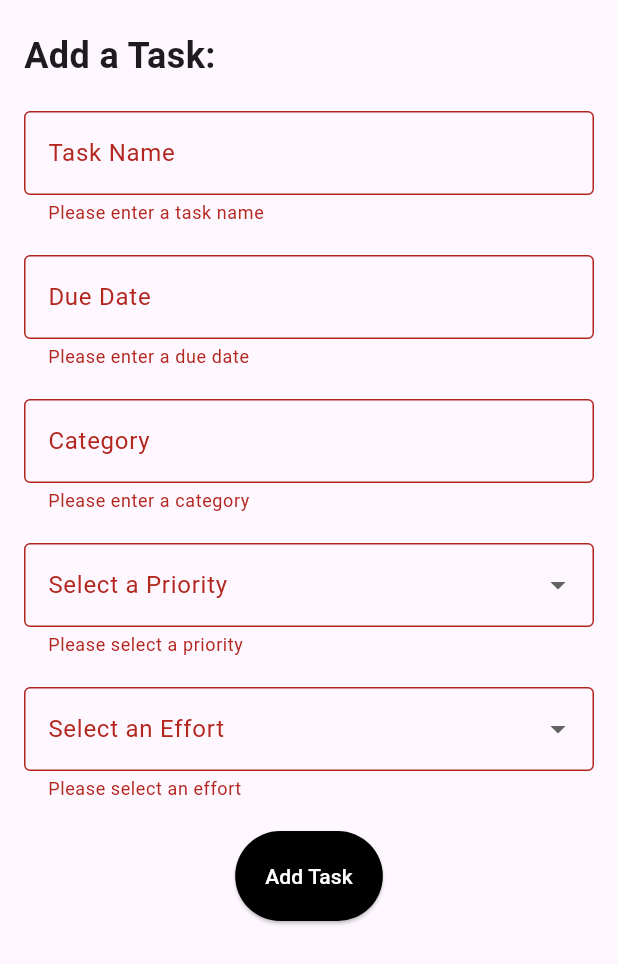
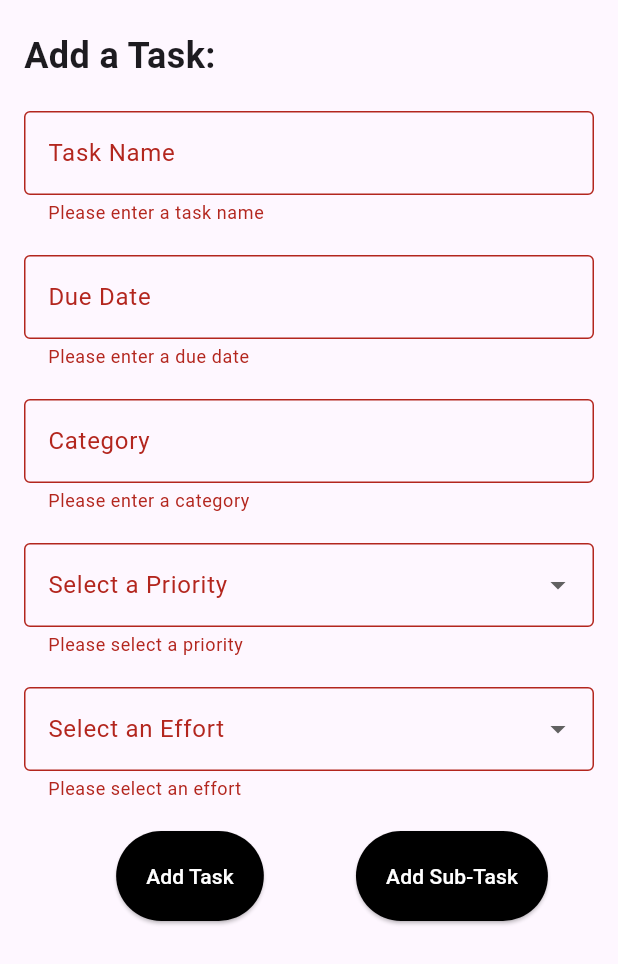
Before and after one commit to glulu4/Snap_App, a Flutter app: the TaskInputWidget widget shown alone on an empty page, opened directly, after a tap on "Add Task", on a phone screen of 412 x 824 dp. Shown: the top 964 px of the screen. Run offline on Flutter 3.47's test engine with Material 3 defaults, Android fonts, the phone set to English and light mode, and no system bars; our stand-ins replace shared_preferences, table_calendar; accounts and stored records are empty.

Commit message:
added subtask feature

```diff
--- a/app/lib/models/task.dart
+++ b/app/lib/models/task.dart
@@ -5,7 +5,7 @@ class Task {
   String category;
   bool isCompleted;
   int priority;
-  // Task? subtask;
+  List<Task> subtasks; // Changed to a list
   int effort;
 
   Task({
@@ -15,9 +15,9 @@ class Task {
     required this.category,
     required this.isCompleted,
     required this.priority,
-    // this.subtask,
+    List<Task>? subtasks, // Optional parameter
     required this.effort,
-  });
+  }) : subtasks = subtasks ?? []; // Initialize if null
 
   Map<String, dynamic> toJson() => {
         'id': id,
@@ -26,11 +26,22 @@ class Task {
         'dueDate': dueDate.toIso8601String(),
         'isCompleted': isCompleted,
         'priority': priority,
-        // 'subtask': subtask?.toJson(),
+        'subtasks': subtasks
+            .map((subtask) => subtask.toJson())
+            .toList(), // Serialize each subtask
         'effort': effort,
       };
 
   factory Task.fromJson(Map<String, dynamic> json) {
+    // Extract 'subtasks' as a List<dynamic> if it's not null, else use an empty list
+    var subtasksFromJson = json['subtasks'] as List<dynamic>? ?? [];
+
+    // Convert each element in the list from dynamic to Task
+    var subtasks = subtasksFromJson.map((subtaskJson) {
+      // Ensure each element is a Map<String, dynamic> before calling Task.fromJson
+      return Task.fromJson(subtaskJson as Map<String, dynamic>);
+    }).toList();
+
     return Task(
       id: json["id"],
       title: json["title"],
@@ -38,7 +49,7 @@ class Task {
       category: json["category"],
       isCompleted: json["isCompleted"],
       priority: json["priority"],
-      // subtask: json["subtask"] != null ? Task.fromJson(json['subtask']) : null,
+      subtasks: subtasks, // Now correctly typed as List<Task>
       effort: json["effort"],
     );
   }
@@ -51,7 +62,7 @@ class Task {
     String? category,
     bool? isCompleted,
     int? priority,
-    // Task? subtask,
+    List<Task>? subtasks,
     int? effort,
   }) {
     return Task(
@@ -61,8 +72,78 @@ class Task {
       category: category ?? this.category,
       isCompleted: isCompleted ?? this.isCompleted,
       priority: priority ?? this.priority,
-      // subtask: subtask ?? this.subtask,
+      subtasks: subtasks ?? this.subtasks,
       effort: effort ?? this.effort,
     );
   }
 }
+
+
+// class Task {
+//   final int id;
+//   String title;
+//   DateTime dueDate;
+//   String category;
+//   bool isCompleted;
+//   int priority;
+//   Task? subtask;
+//   int effort;
+
+//   Task({
+//     required this.id,
+//     required this.title,
+//     required this.dueDate,
+//     required this.category,
+//     required this.isCompleted,
+//     required this.priority,
+//     this.subtask,
+//     required this.effort,
+//   });
+
+//   Map<String, dynamic> toJson() => {
+//         'id': id,
+//         'title': title,
+//         'category': category,
+//         'dueDate': dueDate.toIso8601String(),
+//         'isCompleted': isCompleted,
+//         'priority': priority,
+//         'subtask': subtask?.toJson(),
+//         'effort': effort,
+//       };
+
+//   factory Task.fromJson(Map<String, dynamic> json) {
+//     return Task(
+//       id: json["id"],
+//       title: json["title"],
+//       dueDate: DateTime.parse(json['dueDate']),
+//       category: json["category"],
+//       isCompleted: json["isCompleted"],
+//       priority: json["priority"],
+//       subtask: json["subtask"] != null ? Task.fromJson(json['subtask']) : null,
+//       effort: json["effort"],
+//     );
+//   }
+
+//   // copyWith method for editTask function
+//   Task copyWith({
+//     int? id,
+//     String? title,
+//     DateTime? dueDate,
+//     String? category,
+//     bool? isCompleted,
+//     int? priority,
+//     Task? subtask,
+//     int? effort,
+//   }) {
+//     return Task(
+//       id: id ?? this.id,
+//       title: title ?? this.title,
+//       dueDate: dueDate ?? this.dueDate,
+//       category: category ?? this.category,
+//       isCompleted: isCompleted ?? this.isCompleted,
+//       priority: priority ?? this.priority,
+//       subtask: subtask ?? this.subtask,
+//       effort: effort ?? this.effort,
+//     );
+//   }
+// }
--- a/app/lib/view_models/task_view_model.dart
+++ b/app/lib/view_models/task_view_model.dart
@@ -1,7 +1,6 @@
 import 'package:app/models/task.dart';
 
 class TaskViewModel {
-
   final Task task;
 
   TaskViewModel({required this.task});
@@ -22,16 +21,21 @@ class TaskViewModel {
     return this.task.isCompleted;
   }
 
-  void set isCompleted(bool) {
-   task.isCompleted = bool;
+  void set isCompleted(bool value) {
+    task.isCompleted = value;
   }
 
   int get priority {
     return this.task.priority;
   }
 
-  // Task? get subtask {
-  //   return this.task.subtask;
+  List<Task> get subtasks {
+    return this.task.subtasks;
+  }
+
+  // Optional: Add a setter for subtask if you want to modify it
+  // void set subtask(Task? newSubtask) {
+  //   task.subtask = newSubtask;
   // }
 
   int get effort {
@@ -41,5 +45,4 @@ class TaskViewModel {
   int get id {
     return this.task.id;
   }
-
 }
--- a/app/lib/widgets/task_input_widget.dart
+++ b/app/lib/widgets/task_input_widget.dart
@@ -1,10 +1,9 @@
+import 'package:flutter/material.dart';
+import 'package:provider/provider.dart';
 import 'package:app/models/task.dart';
 import 'package:app/task_utils.dart';
 import 'package:app/view_models/task_view_model.dart';
 import 'package:app/view_models/tasklist_view_model.dart';
-import 'package:flutter/material.dart';
-import 'package:provider/provider.dart';
-
 
 class TaskInputWidget extends StatefulWidget {
   @override
@@ -12,159 +11,141 @@ class TaskInputWidget extends StatefulWidget {
 }
 
 class _TaskInputWidgetState extends State<TaskInputWidget> {
-
-  // variables & controllers
-  int? priority;
-  int? effort;
-  final List<int> options = [1, 2, 3];
   final _formKey = GlobalKey<FormState>();
   final titleController = TextEditingController();
   final dueDateController = TextEditingController();
   final categoryController = TextEditingController();
+  int? priority;
+  int? effort;
+  final List<int> options = [1, 2, 3];
+
+  final subtaskTitleController = TextEditingController();
+  final subtaskDueDateController = TextEditingController();
+  bool isAddingSubtask = false;
+  List<Task> subtasks = [];
 
   @override
   void dispose() {
     titleController.dispose();
     dueDateController.dispose();
     categoryController.dispose();
+    subtaskTitleController.dispose();
+    subtaskDueDateController.dispose();
     super.dispose();
   }
 
-  // create task
+  void _addSubtask() {
+    if (_formKey.currentState!.validate()) {
+      final subtask = Task(
+        id: DateTime.now().millisecondsSinceEpoch,
+        title: subtaskTitleController.text,
+        dueDate: DateTime.parse(subtaskDueDateController.text),
+        category: categoryController.text,
+        priority: priority ?? 1,
+        effort: effort ?? 1,
+        isCompleted: false,
+      );
+
+      setState(() {
+        subtasks.add(subtask);
+        subtaskTitleController.clear();
+        subtaskDueDateController.clear();
+      });
+    }
+  }
+
   void _submitForm() {
     if (_formKey.currentState!.validate()) {
       final viewModel = Provider.of<TaskListViewModel>(context, listen: false);
 
       final task = Task(
-        id: DateTime.now().millisecondsSinceEpoch, // Simple ID generation
+        id: DateTime.now().millisecondsSinceEpoch,
         title: titleController.text,
-        dueDate: DateTime.parse(dueDateController.text), // Example date
-        category: categoryController.text, // Example category
-        priority: priority ?? 1, // Example priority
-        effort: effort ?? 1, // Example effort
+        dueDate: DateTime.parse(dueDateController.text),
+        category: categoryController.text,
+        priority: priority ?? 1,
+        effort: effort ?? 1,
         isCompleted: false,
+        subtasks: subtasks,
       );
 
       viewModel.addTask(TaskViewModel(task: task));
+      _clearFormFields();
+    }
+  }
+
+  void _clearFormFields() {
     titleController.clear();
     dueDateController.clear();
     categoryController.clear();
-      // Reset priority and effort
+    subtaskTitleController.clear();
+    subtaskDueDateController.clear();
     setState(() {
       priority = null;
       effort = null;
+      subtasks.clear();
+      isAddingSubtask = false;
     });
-
-    } else {
-      print('Form is not valid');
-    }
   }
 
-  // input form widget
   @override
   Widget build(BuildContext context) {
-    final viewModel = Provider.of<TaskListViewModel>(context);
-
     return Column(
       crossAxisAlignment: CrossAxisAlignment.start,
       children: [
-        const Padding(
+        Padding(
           padding: EdgeInsets.symmetric(horizontal: 16, vertical: 20),
           child: Text(
             'Add a Task:',
-            style: TextStyle(
-              fontSize: 24,
-              fontWeight: FontWeight.bold,
-            ),
-            textAlign: TextAlign.left,
+            style: TextStyle(fontSize: 24, fontWeight: FontWeight.bold),
           ),
         ),
         Expanded(
           child: Form(
             key: _formKey,
             child: SingleChildScrollView(
-              padding: const EdgeInsets.symmetric(horizontal: 16, vertical: 0),
+              padding: const EdgeInsets.symmetric(horizontal: 16),
               child: Column(
                 children: [
+                  _buildTaskInputFields(),
+                  const SizedBox(height: 20),
+                  if (isAddingSubtask)
+                    _buildSubtaskInputFields(),
+                    Row(
+                    mainAxisAlignment: MainAxisAlignment.spaceEvenly,
+                    children: [
 
-                  TaskUtils.createTextFormField(
-                      controller: titleController,
-                      labelText: 'Task Name',
-                      validator: (value) {
-                        if (value == null || value.isEmpty) {
-                          return 'Please enter a task name';
-                        }
-                        return null;
-                      }),
-                  const SizedBox(height: 20),
-                  TaskUtils.createTextFormField(
-
-                      controller: dueDateController,
-                      labelText: 'Due Date',
-                      readOnly: true,
-                      onTap: () => TaskUtils.selectDate(
-                          context, dueDateController, null),
-                      validator: (value) {
-                        if (value == null || value.isEmpty) {
-                          return 'Please enter a due date';
-                        }
-                        return null;
-                      }),
-                  const SizedBox(height: 20),
-                  TaskUtils.createTextFormField(
-                      controller: categoryController,
-                      labelText: 'Category',
-                      validator: (value) {
-                        if (value == null || value.isEmpty) {
-                          return 'Please enter a category';
-                        }
-                        return null;
-                      }),
-                  const SizedBox(height: 20),
-                  TaskUtils.createDropdownButtonFormField(
-                    labelText: 'Select a Priority',
-                    value: priority,
-                    options: options,
-                    onChanged: (int? newValue) {
-                      setState(() {
-                        priority = newValue;
-                      });
-                    },
-                    validator: (int? value) {
-                      if (value == null) {
-                        return 'Please select a priority';
-                      }
-                      return null;
-                    },
-                  ),
-                  const SizedBox(height: 20),
-                  TaskUtils.createDropdownButtonFormField(
-                    labelText: 'Select an Effort',
-                    value: effort,
-                    options: options,
-                    onChanged: (int? newValue) {
-                      setState(() {
-                        effort = newValue;
-                      });
-                    },
-                    validator: (int? value) {
-                      if (value == null) {
-                        return 'Please select an effort';
-                      }
-                      return null;
-                    },
-                  ),
                       const SizedBox(height: 20),
                         ElevatedButton(
                           style: ElevatedButton.styleFrom(
                             backgroundColor: Colors.black,
                             foregroundColor: Colors.white,
-                      padding:
-                          EdgeInsets.symmetric(vertical: 20, horizontal: 20),
+                            padding: EdgeInsets.symmetric(
+                                vertical: 20, horizontal: 20),
                           ),
                           onPressed: _submitForm,
                           child: const Text('Add Task'),
                         ),
+                        const SizedBox(height: 20),
+                        if (!isAddingSubtask)
+                          ElevatedButton(
+                            style: ElevatedButton.styleFrom(
+                              backgroundColor: Colors.black,
+                              foregroundColor: Colors.white,
+                              padding: EdgeInsets.symmetric(
+                                  vertical: 20, horizontal: 20),
+                            ),
+                            onPressed: () {
+                              setState(() {
+                                isAddingSubtask = true;
+                              });
+                            },
+                            child: const Text('Add Sub-Task'),
+                          ),
+
+                    ]
+                  ),
+
                 ],
               ),
             ),
@@ -173,4 +154,103 @@ class _TaskInputWidgetState extends State<TaskInputWidget> {
       ],
     );
   }
+
+  Widget _buildTaskInputFields() {
+    return Column(
+      children: [
+        TaskUtils.createTextFormField(
+          controller: titleController,
+          labelText: 'Task Name',
+          validator: (value) => value == null || value.isEmpty ? 'Please enter a task name' : null),
+        const SizedBox(height: 20),
+
+        TaskUtils.createTextFormField(
+          controller: dueDateController,
+          labelText: 'Due Date',
+          readOnly: true,
+          onTap: () => TaskUtils.selectDate(context, dueDateController, null),
+          validator: (value) => value == null || value.isEmpty ? 'Please enter a due date' : null),
+        const SizedBox(height: 20),
+
+        TaskUtils.createTextFormField(
+          controller: categoryController,
+          labelText: 'Category',
+          validator: (value) => value == null || value.isEmpty ? 'Please enter a category' : null),
+        const SizedBox(height: 20),
+
+        TaskUtils.createDropdownButtonFormField(
+          labelText: 'Select a Priority',
+          value: priority,
+          options: options,
+          onChanged: (int? newValue) => setState(() => priority = newValue),
+          validator: (int? value) => value == null ? 'Please select a priority' : null,
+        ),
+        const SizedBox(height: 20),
+
+        TaskUtils.createDropdownButtonFormField(
+          labelText: 'Select an Effort',
+          value: effort,
+          options: options,
+          onChanged: (int? newValue) => setState(() => effort = newValue),
+          validator: (int? value) => value == null ? 'Please select an effort' : null,
+        ),
+      ],
+    );
   }
+
+  Widget _buildSubtaskInputFields() {
+    return Padding(
+      padding: EdgeInsets.only(left: 30.0, top:30.0),
+      child:     Column(
+      crossAxisAlignment: CrossAxisAlignment.start,
+      children: [
+        Row(
+            mainAxisAlignment: MainAxisAlignment.spaceEvenly,
+            children: [
+              IconButton(
+                onPressed: _addSubtask,
+                icon: Icon(Icons.add),
+              ),
+              IconButton(
+                onPressed: () => setState(() => isAddingSubtask = false),
+                icon: Icon(Icons.close),
+              ),
+            ],
+          ),
+
+        TaskUtils.createTextFormField(
+          controller: subtaskTitleController,
+          labelText: 'Subtask Name',
+          validator: (value) => value == null || value.isEmpty ? 'Please enter a subtask name' : null),
+        const SizedBox(height: 20),
+
+        TaskUtils.createTextFormField(
+          controller: subtaskDueDateController,
+          labelText: 'Subtask Due Date',
+          readOnly: true,
+          onTap: () => TaskUtils.selectDate(context, subtaskDueDateController, null),
+          validator: (value) => value == null || value.isEmpty ? 'Please enter a subtask due date' : null),
+        const SizedBox(height: 20),
+
+
+
+
+        for (var subtask in subtasks)
+          ListTile(
+            title: Text(subtask.title),
+            subtitle: Text('Due: ${subtask.dueDate.toString()}'),
+            trailing: IconButton(
+              icon: Icon(Icons.delete),
+              onPressed: () {
+                setState(() {
+                  subtasks.remove(subtask);
+                });
+              },
+            ),
+          ),
+      ],
+    ),
+    );
+
+  }
+}
--- a/app/lib/widgets/tasklist_widget.dart
+++ b/app/lib/widgets/tasklist_widget.dart
@@ -96,10 +96,6 @@ class _TaskListWidgetState extends State<TaskListWidget> {
 
                       Tooltip(
                         message: "Sort",
-
-
-
-
                         child: IconButton(
                         icon: Icon(Icons.sort),
                         onPressed: () {
```
Also changed, not shown: app/lib/view_models/tasklist_view_model.dart (+2 -6 lines). Lines whose indentation alone changed are shown as unchanged.
